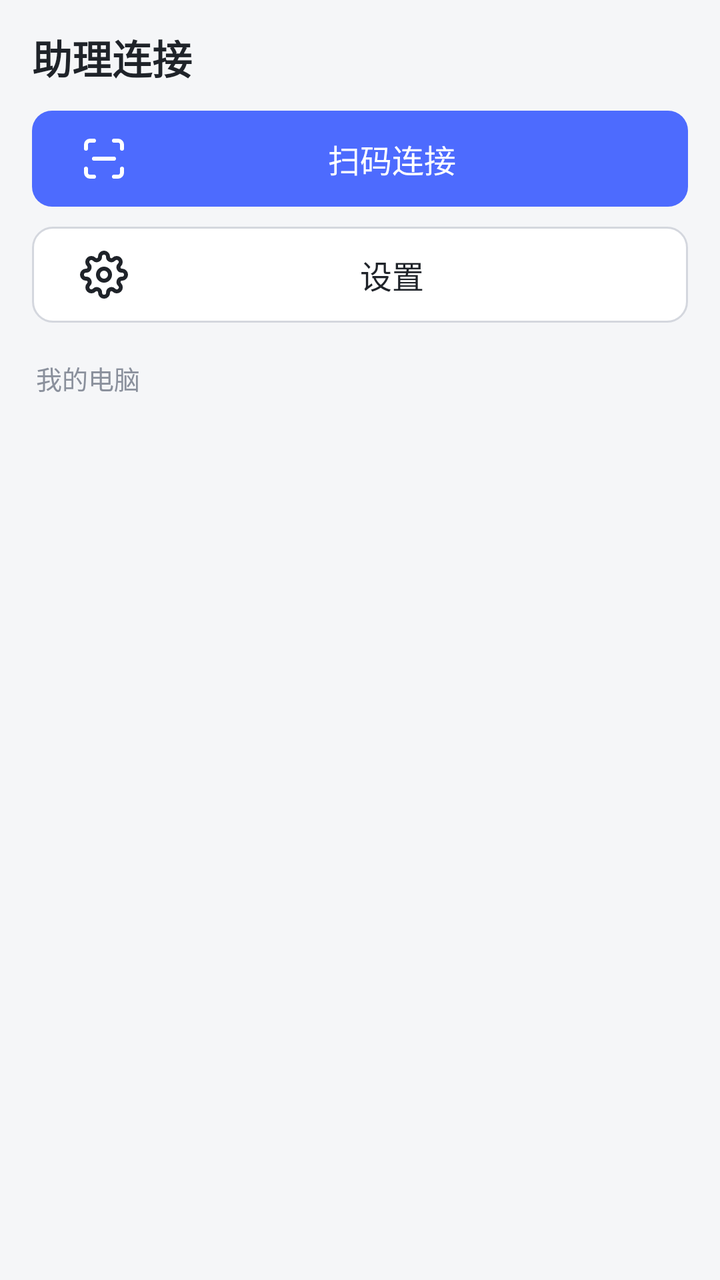
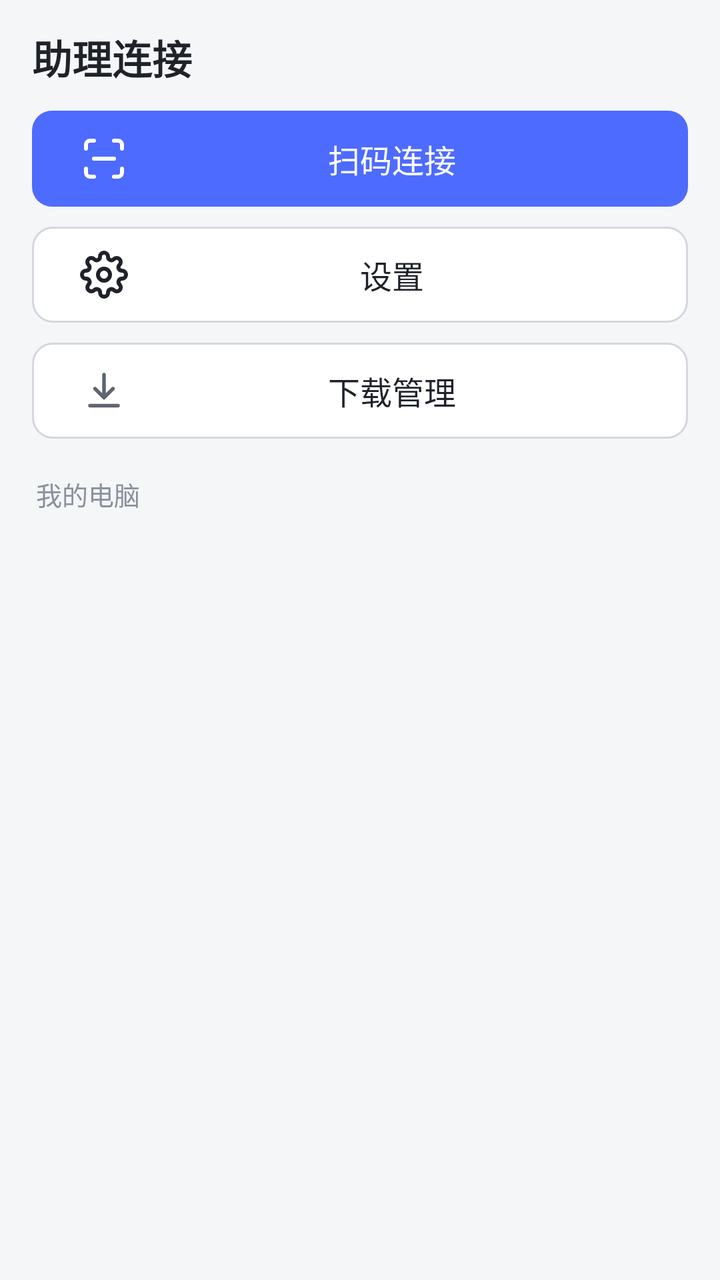

Screens rendered from an Android XML layout before and after an edit, with the pre-edit source and the edit as a unified diff.
<!-- AndroidManifest.xml: application theme AppTheme -->
<!-- res/layout/activity_main.xml -->
<?xml version="1.0" encoding="utf-8"?>
<LinearLayout xmlns:android="http://schemas.android.com/apk/res/android"
    android:layout_width="match_parent"
    android:layout_height="match_parent"
    android:orientation="vertical"
    android:fitsSystemWindows="true">

    <LinearLayout
        android:layout_width="match_parent"
        android:layout_height="wrap_content"
        android:orientation="vertical"
        android:paddingStart="16dp"
        android:paddingEnd="16dp"
        android:paddingTop="14dp">

        <TextView
            android:id="@+id/home_title"
            android:layout_width="wrap_content"
            android:layout_height="wrap_content"
            android:text="@string/app_name"
            android:textColor="@color/text1"
            android:textSize="20sp"
            android:textStyle="bold"
            android:layout_marginBottom="12dp" />

        <Button
            android:id="@+id/btn_scan"
            android:layout_width="match_parent"
            android:layout_height="48dp"
            android:background="@drawable/bg_btn_primary"
            android:drawableStart="@drawable/ic_scan"
            android:drawablePadding="8dp"
            android:gravity="center"
            android:paddingStart="24dp"
            android:paddingEnd="24dp"
            android:text="扫码连接"
            android:textColor="#FFFFFF"
            android:textSize="16sp"
            android:stateListAnimator="@null" />

        <Button
            android:id="@+id/btn_settings"
            android:layout_width="match_parent"
            android:layout_height="48dp"
            android:layout_marginTop="10dp"
            android:background="@drawable/bg_btn_secondary"
            android:drawableStart="@drawable/ic_settings"
            android:drawablePadding="8dp"
            android:gravity="center"
            android:paddingStart="24dp"
            android:paddingEnd="24dp"
            android:text="设置"
            android:textColor="@color/text1"
            android:textSize="16sp"
            android:stateListAnimator="@null" />
    </LinearLayout>

    <TextView
        android:id="@+id/label_devices"
        android:layout_width="wrap_content"
        android:layout_height="wrap_content"
        android:layout_marginStart="18dp"
        android:layout_marginTop="18dp"
        android:layout_marginBottom="8dp"
        android:text="我的电脑"
        android:textColor="@color/text2"
        android:textSize="13sp" />

    <ScrollView
        android:layout_width="match_parent"
        android:layout_height="0dp"
        android:layout_weight="1"
        android:fillViewport="true"
        android:scrollbars="none">

        <LinearLayout
            android:id="@+id/dev_list"
            android:layout_width="match_parent"
            android:layout_height="wrap_content"
            android:orientation="vertical"
            android:paddingStart="16dp"
            android:paddingEnd="16dp"
            android:paddingBottom="20dp">

            <TextView
                android:id="@+id/empty_hint"
                android:layout_width="match_parent"
                android:layout_height="wrap_content"
                android:gravity="center"
                android:paddingTop="56dp"
                android:paddingBottom="56dp"
                android:paddingStart="32dp"
                android:paddingEnd="32dp"
                android:text="还没有电脑\n\n点上方「扫码连接」，扫电脑端\n设置 · 网络访问 里的二维码"
                android:textColor="@color/text2"
                android:textSize="14sp"
                android:lineSpacingExtra="4dp"
                android:visibility="gone" />
        </LinearLayout>
    </ScrollView>
</LinearLayout>
<!-- resources referenced by this layout -->
<resources>
  <color name="text1">#1F2329</color>
  <color name="text2">#8A909C</color>
  <!-- drawable bg_btn_primary (drawable) -->
  <?xml version="1.0" encoding="utf-8"?>
  <shape xmlns:android="http://schemas.android.com/apk/res/android" android:shape="rectangle">
      <solid android:color="@color/accent" />
      <corners android:radius="10dp" />
  </shape>
  <!-- drawable bg_btn_secondary (drawable) -->
  <?xml version="1.0" encoding="utf-8"?>
  <shape xmlns:android="http://schemas.android.com/apk/res/android" android:shape="rectangle">
      <solid android:color="@color/card" />
      <stroke android:width="1dp" android:color="#D4D7DE" />
      <corners android:radius="10dp" />
  </shape>
  <!-- drawable ic_scan (drawable) -->
  <?xml version="1.0" encoding="utf-8"?>
  <vector xmlns:android="http://schemas.android.com/apk/res/android"
      android:width="24dp" android:height="24dp"
      android:viewportWidth="24" android:viewportHeight="24">
      <path android:pathData="M3,7V5a2,2 0 0,1 2,-2h2"
          android:strokeWidth="2" android:strokeColor="#FFFFFF"
          android:strokeLineCap="round" android:strokeLineJoin="round" android:fillColor="#00000000"/>
      <path android:pathData="M17,3h2a2,2 0 0,1 2,2v2"
          android:strokeWidth="2" android:strokeColor="#FFFFFF"
          android:strokeLineCap="round" android:strokeLineJoin="round" android:fillColor="#00000000"/>
      <path android:pathData="M21,17v2a2,2 0 0,1 -2,2h-2"
          android:strokeWidth="2" android:strokeColor="#FFFFFF"
          android:strokeLineCap="round" android:strokeLineJoin="round" android:fillColor="#00000000"/>
      <path android:pathData="M7,21H5a2,2 0 0,1 -2,-2v-2"
          android:strokeWidth="2" android:strokeColor="#FFFFFF"
          android:strokeLineCap="round" android:strokeLineJoin="round" android:fillColor="#00000000"/>
      <path android:pathData="M7,12h10"
          android:strokeWidth="2" android:strokeColor="#FFFFFF"
          android:strokeLineCap="round" android:strokeLineJoin="round" android:fillColor="#00000000"/>
  </vector>
  <string name="app_name">助理连接</string>
  <style name="AppTheme" parent="@android:style/Theme.Material.Light.NoActionBar">
          <item name="android:windowBackground">@color/bg</item>
          <item name="android:statusBarColor">@color/bg</item>
          <item name="android:navigationBarColor">@color/bg</item>
          <item name="android:windowLightStatusBar">true</item>
          <item name="android:colorAccent">@color/accent</item>
          <item name="android:colorPrimary">@color/accent</item>
          <item name="android:colorPrimaryDark">@color/bg</item>
      </style>
  <color name="accent">#4D6BFE</color>
  <color name="card">#FFFFFF</color>
  <color name="bg">#F5F6F8</color>
  <!-- unchanged entries left out for length: 1 -->
</resources>

<!-- the commit's change to res/layout/activity_main.xml (unified diff, before → after) -->
@@ -53,6 +53,22 @@
             android:textColor="@color/text1"
             android:textSize="16sp"
             android:stateListAnimator="@null" />
+
+        <Button
+            android:id="@+id/btn_downloads"
+            android:layout_width="match_parent"
+            android:layout_height="48dp"
+            android:layout_marginTop="10dp"
+            android:background="@drawable/bg_btn_secondary"
+            android:drawableStart="@drawable/ic_download"
+            android:drawablePadding="8dp"
+            android:gravity="center"
+            android:paddingStart="24dp"
+            android:paddingEnd="24dp"
+            android:text="下载管理"
+            android:textColor="@color/text1"
+            android:textSize="16sp"
+            android:stateListAnimator="@null" />
     </LinearLayout>
 
     <TextView
<!-- resource entries referenced after the edit -->
@@ -15,6 +15,21 @@
       <stroke android:width="1dp" android:color="#D4D7DE" />
       <corners android:radius="10dp" />
   </shape>
+  <!-- drawable ic_download (drawable) -->
+  <?xml version="1.0" encoding="utf-8"?>
+  <vector xmlns:android="http://schemas.android.com/apk/res/android"
+      android:width="24dp"
+      android:height="24dp"
+      android:viewportWidth="24"
+      android:viewportHeight="24">
+      <path
+          android:fillColor="#00000000"
+          android:strokeColor="#5F6570"
+          android:strokeWidth="1.8"
+          android:strokeLineCap="round"
+          android:strokeLineJoin="round"
+          android:pathData="M12,4 L12,15 M7.5,11 L12,15.5 L16.5,11 M5,19.5 L19,19.5" />
+  </vector>
   <!-- drawable ic_scan (drawable) -->
   <?xml version="1.0" encoding="utf-8"?>
   <vector xmlns:android="http://schemas.android.com/apk/res/android"
